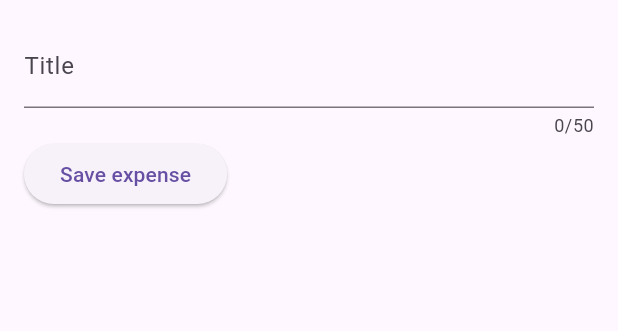
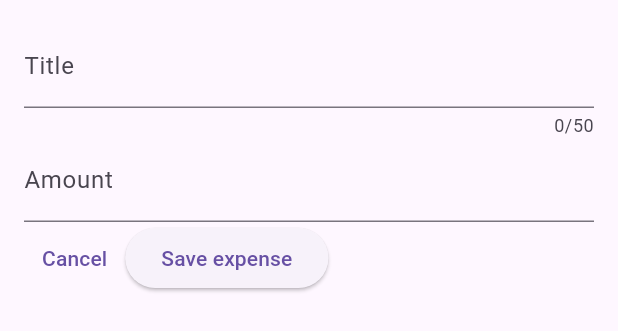
Before and after one commit to johns11-alt/dart-flutter-course, a Flutter app: the NewExpense widget shown alone on an empty page, opened directly, on a phone screen of 412 x 824 dp. Shown: the top 331 px of the screen. Run offline on Flutter 3.47's test engine with Material 3 defaults, Android fonts, the phone set to English and light mode, and no system bars; our stand-ins replace google_fonts.

Commit message:
115 - input popup

```diff
--- a/expense_tracker/lib/widgets/expenses_list/new_expense.dart
+++ b/expense_tracker/lib/widgets/expenses_list/new_expense.dart
@@ -11,11 +11,13 @@ class NewExpense extends StatefulWidget {
 
 class _NewExpenseState extends State<NewExpense> {
   final _titleController = TextEditingController();
+  final _amountController = TextEditingController();
 
   @override
   void dispose() {
     void dispose() {
       _titleController.dispose();
+      _amountController.dispose();
       super.dispose();
     }
   }
@@ -31,11 +33,26 @@ class _NewExpenseState extends State<NewExpense> {
             maxLength: 50,
             decoration: InputDecoration(label: Text('Title')),
           ),
+          TextField(
+            controller: _amountController,
+            keyboardType: TextInputType.number,
+            decoration: InputDecoration(
+              prefixText: '\$ ',
+              label: Text('Amount'),
+            ),
+          ),
           Row(
             children: [
+              TextButton(
+                onPressed: () {
+                  Navigator.pop(context);
+                },
+                child: const Text('Cancel'),
+              ),
               ElevatedButton(
                 onPressed: () {
                   print(_titleController.text);
+                  print(_amountController.text);
                 },
                 child: const Text('Save expense'),
               ),
```
